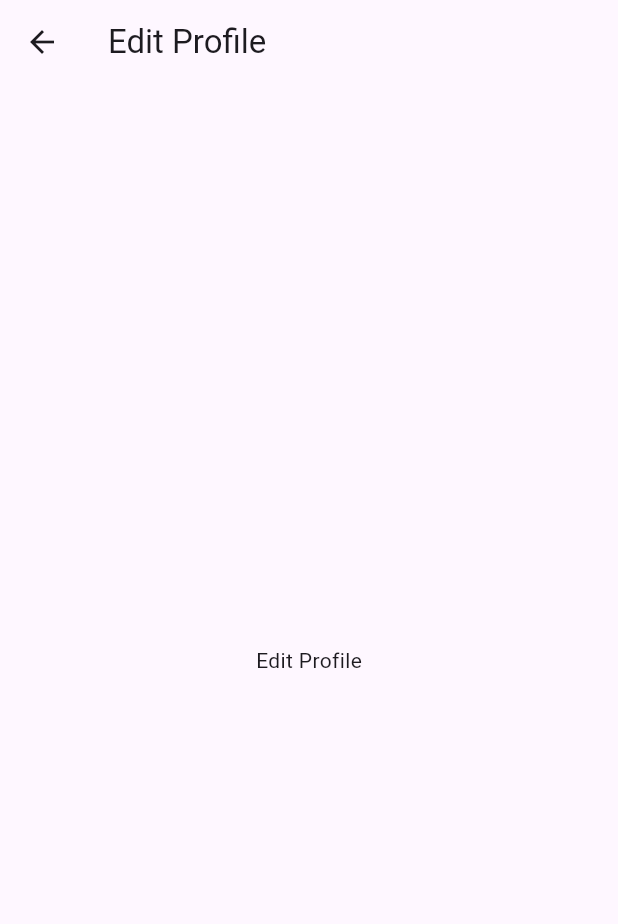
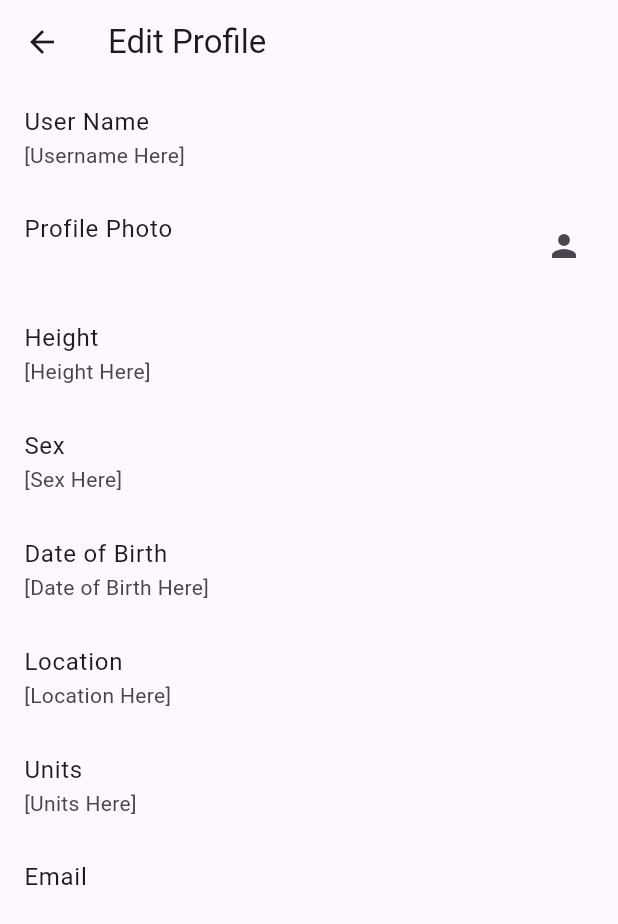
Before and after one commit to UNO-CSCI4830/GlucoGuide, a Flutter app: the EditProfilePage screen opened directly, on a phone screen of 412 x 824 dp. Shown: the top 924 px of the screen. Run offline on Flutter 3.47's test engine with Material 3 defaults, Android fonts, the phone set to English and light mode, and no system bars; our stand-ins replace firebase_auth, firebase_core; accounts and stored records are empty.

Commit message:
Added Edit Profile Page

```diff
--- a/glucoguide/lib/screens/app_settings/EditProfilePage.dart
+++ b/glucoguide/lib/screens/app_settings/EditProfilePage.dart
@@ -1,19 +1,62 @@
+import 'package:firebase_auth/firebase_auth.dart';
 import 'package:flutter/material.dart';
 
-class EditProfilePage extends StatelessWidget {
+class EditProfilePage extends StatefulWidget {
   const EditProfilePage({super.key});
 
   @override
+  State<EditProfilePage> createState() => _MyAccountState();
+}
+
+class _MyAccountState extends State<EditProfilePage> {
+  @override
   Widget build(BuildContext context) {
+    final User? user = FirebaseAuth.instance.currentUser;
+
+    final String name = user?.email.toString() ?? "User";
+
+    final List<EditProfileItems> settings = [
+      EditProfileItems(title: 'User Name', text: '[Username Here]'),
+      EditProfileItems(title: 'Profile Photo', text: '', icon: Icons.person),
+      EditProfileItems(title: 'Height', text: '[Height Here]'),
+      EditProfileItems(title: 'Sex', text: '[Sex Here]'),
+      EditProfileItems(title: 'Date of Birth', text: '[Date of Birth Here]'),
+      EditProfileItems(title: 'Location', text: '[Location Here]'),
+      EditProfileItems(title: 'Units', text: '[Units Here]'),
+      EditProfileItems(
+        title: 'Email',
+        text: name,
+      )
+    ];
+
     return Scaffold(
       appBar: AppBar(
         title: const Text('Edit Profile'),
       ),
-
-      // Account Settings page
-      body: Center(
-        child: const Text('Edit Profile'),
-      ),
+      body: ListView.builder(
+          itemCount: settings.length, // Plus 1 to add header
+          itemBuilder: (context, index) {
+            final setting = settings[index];
+            return ListTile(
+              title: Text(setting.title),
+              subtitle: Text(setting.text),
+              trailing: Icon(setting.icon),
+            );
+          }),
     );
   }
 }
+
+// Make Icon and Widget optional in the future,
+// so if statement can be removed.
+class EditProfileItems {
+  final String title;
+  final IconData? icon;
+  final String text;
+
+  EditProfileItems({
+    required this.title,
+    this.icon,
+    required this.text,
+  });
+}
```
